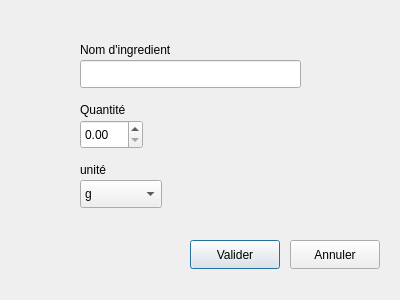
First picture: the form in ajouteringredientdialog.ui, repository Bahajamel/RecettesIntelligentes, before the edit.
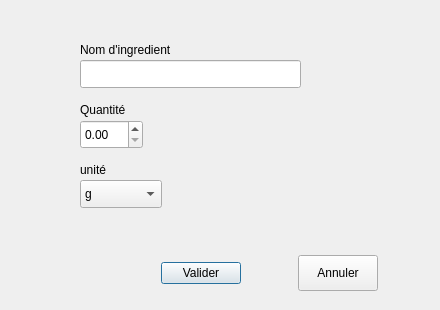
Second picture: the form after the edit.

Diff of the .ui file:
```diff
--- a/ajouteringredientdialog.ui
+++ b/ajouteringredientdialog.ui
@@ -6,8 +6,8 @@
    <rect>
     <x>0</x>
     <y>0</y>
-    <width>400</width>
-    <height>300</height>
+    <width>440</width>
+    <height>310</height>
    </rect>
   </property>
   <property name="windowTitle">
@@ -107,31 +107,52 @@
     <string>unité</string>
    </property>
   </widget>
-  <widget class="QPushButton" name="btnValider">
+  <widget class="QWidget" name="">
    <property name="geometry">
     <rect>
-     <x>190</x>
+     <x>150</x>
      <y>240</y>
-     <width>90</width>
-     <height>29</height>
+     <width>282</width>
+     <height>64</height>
     </rect>
    </property>
-   <property name="text">
-    <string>Valider</string>
-   </property>
-  </widget>
-  <widget class="QPushButton" name="btnAnnuler">
-   <property name="geometry">
-    <rect>
-     <x>290</x>
-     <y>240</y>
-     <width>90</width>
-     <height>29</height>
-    </rect>
-   </property>
-   <property name="text">
-    <string>Annuler</string>
-   </property>
+   <layout class="QHBoxLayout" name="horizontalLayout">
+    <property name="spacing">
+     <number>57</number>
+    </property>
+    <property name="leftMargin">
+     <number>11</number>
+    </property>
+    <property name="topMargin">
+     <number>15</number>
+    </property>
+    <property name="rightMargin">
+     <number>54</number>
+    </property>
+    <property name="bottomMargin">
+     <number>13</number>
+    </property>
+    <item>
+     <widget class="QPushButton" name="btnValider">
+      <property name="text">
+       <string>Valider</string>
+      </property>
+     </widget>
+    </item>
+    <item>
+     <widget class="QPushButton" name="btnAnnuler">
+      <property name="sizePolicy">
+       <sizepolicy hsizetype="Minimum" vsizetype="Preferred">
+        <horstretch>0</horstretch>
+        <verstretch>0</verstretch>
+       </sizepolicy>
+      </property>
+      <property name="text">
+       <string>Annuler</string>
+      </property>
+     </widget>
+    </item>
+   </layout>
   </widget>
  </widget>
  <resources/>
```
